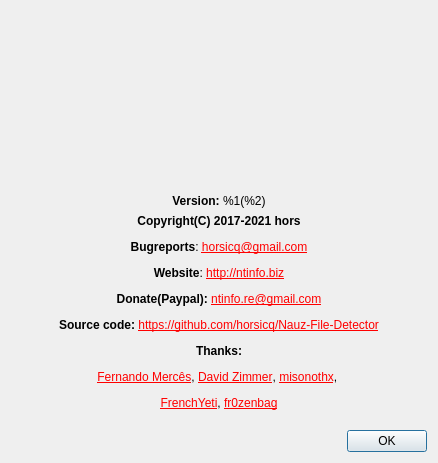
The window that gui_source/dialogabout.ui (horsicq/Nauz-File-Detector) describes before a commit, drawn with Qt 5.
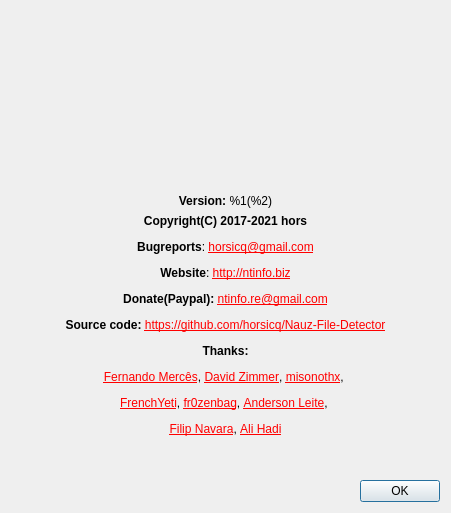
The same window after the commit. Icons and pictures are not drawn.

Patch:
```diff
--- a/gui_source/dialogabout.ui
+++ b/gui_source/dialogabout.ui
@@ -9,8 +9,8 @@
    <rect>
     <x>0</x>
     <y>0</y>
-    <width>438</width>
-    <height>463</height>
+    <width>451</width>
+    <height>513</height>
    </rect>
   </property>
   <property name="windowTitle">
@@ -94,7 +94,7 @@
    <item>
     <widget class="QLabel" name="labelInfo">
      <property name="text">
-      <string>&lt;html&gt;&lt;head/&gt;&lt;body&gt;&lt;p align=&quot;center&quot;&gt;&lt;span style=&quot; font-weight:600;&quot;&gt;Copyright(C) 2017-2021 hors&lt;/span&gt;&lt;/p&gt;&lt;p align=&quot;center&quot;&gt;&lt;span style=&quot; font-weight:600;&quot;&gt;Bugreports&lt;/span&gt;: &lt;a href=&quot;mailto:horsicq@gmail.com&quot;&gt;&lt;span style=&quot; text-decoration: underline; color:#ff0000;&quot;&gt;horsicq@gmail.com&lt;/span&gt;&lt;/a&gt;&lt;/p&gt;&lt;p align=&quot;center&quot;&gt;&lt;span style=&quot; font-weight:600;&quot;&gt;Website&lt;/span&gt;: &lt;a href=&quot;http://ntinfo.biz&quot;&gt;&lt;span style=&quot; text-decoration: underline; color:#ff0000;&quot;&gt;http://ntinfo.biz&lt;/span&gt;&lt;/a&gt;&lt;/p&gt;&lt;p align=&quot;center&quot;&gt;&lt;span style=&quot; font-weight:600;&quot;&gt;Donate(Paypal): &lt;/span&gt;&lt;a href=&quot;mailto:ntinfo.re@gmail.com&quot;&gt;&lt;span style=&quot; text-decoration: underline; color:#ff0000;&quot;&gt;ntinfo.re@gmail.com&lt;/span&gt;&lt;/a&gt;&lt;/p&gt;&lt;p align=&quot;center&quot;&gt;&lt;span style=&quot; font-weight:600;&quot;&gt;Source code: &lt;/span&gt;&lt;a href=&quot;https://github.com/horsicq/Nauz-File-Detector&quot;&gt;&lt;span style=&quot; text-decoration: underline; color:#ff0000;&quot;&gt;https://github.com/horsicq/Nauz-File-Detector&lt;/span&gt;&lt;/a&gt;&lt;/p&gt;&lt;p align=&quot;center&quot;&gt;&lt;span style=&quot; font-weight:600;&quot;&gt;Thanks:&lt;/span&gt;&lt;/p&gt;&lt;p align=&quot;center&quot;&gt;&lt;a href=&quot;https://www.mentebinaria.com.br/&quot;&gt;&lt;span style=&quot; text-decoration: underline; color:#ff0000;&quot;&gt;Fernando Mercês&lt;/span&gt;&lt;/a&gt;, &lt;a href=&quot;http://sandsprite.com/&quot;&gt;&lt;span style=&quot; text-decoration: underline; color:#ff0000;&quot;&gt;David Zimmer&lt;/span&gt;&lt;/a&gt;, &lt;a href=&quot;https://github.com/miso-xyz&quot;&gt;&lt;span style=&quot; text-decoration: underline; color:#ff0000;&quot;&gt;misonothx&lt;/span&gt;&lt;/a&gt;, &lt;/p&gt;&lt;p align=&quot;center&quot;&gt;&lt;a href=&quot;https://twitter.com/frenchyeti&quot;&gt;&lt;span style=&quot; text-decoration: underline; color:#ff0000;&quot;&gt;FrenchYeti&lt;/span&gt;&lt;/a&gt;, &lt;a href=&quot;https://github.com/fr0zenbag&quot;&gt;&lt;span style=&quot; text-decoration: underline; color:#ff0000;&quot;&gt;fr0zenbag&lt;/span&gt;&lt;/a&gt;&lt;/p&gt;&lt;/body&gt;&lt;/html&gt;</string>
+      <string>&lt;html&gt;&lt;head/&gt;&lt;body&gt;&lt;p align=&quot;center&quot;&gt;&lt;span style=&quot; font-weight:600;&quot;&gt;Copyright(C) 2017-2021 hors&lt;/span&gt;&lt;/p&gt;&lt;p align=&quot;center&quot;&gt;&lt;span style=&quot; font-weight:600;&quot;&gt;Bugreports&lt;/span&gt;: &lt;a href=&quot;mailto:horsicq@gmail.com&quot;&gt;&lt;span style=&quot; text-decoration: underline; color:#ff0000;&quot;&gt;horsicq@gmail.com&lt;/span&gt;&lt;/a&gt;&lt;/p&gt;&lt;p align=&quot;center&quot;&gt;&lt;span style=&quot; font-weight:600;&quot;&gt;Website&lt;/span&gt;: &lt;a href=&quot;http://ntinfo.biz&quot;&gt;&lt;span style=&quot; text-decoration: underline; color:#ff0000;&quot;&gt;http://ntinfo.biz&lt;/span&gt;&lt;/a&gt;&lt;/p&gt;&lt;p align=&quot;center&quot;&gt;&lt;span style=&quot; font-weight:600;&quot;&gt;Donate(Paypal): &lt;/span&gt;&lt;a href=&quot;mailto:ntinfo.re@gmail.com&quot;&gt;&lt;span style=&quot; text-decoration: underline; color:#ff0000;&quot;&gt;ntinfo.re@gmail.com&lt;/span&gt;&lt;/a&gt;&lt;/p&gt;&lt;p align=&quot;center&quot;&gt;&lt;span style=&quot; font-weight:600;&quot;&gt;Source code: &lt;/span&gt;&lt;a href=&quot;https://github.com/horsicq/Nauz-File-Detector&quot;&gt;&lt;span style=&quot; text-decoration: underline; color:#ff0000;&quot;&gt;https://github.com/horsicq/Nauz-File-Detector&lt;/span&gt;&lt;/a&gt;&lt;/p&gt;&lt;p align=&quot;center&quot;&gt;&lt;span style=&quot; font-weight:600;&quot;&gt;Thanks:&lt;/span&gt;&lt;/p&gt;&lt;p align=&quot;center&quot;&gt;&lt;a href=&quot;https://www.mentebinaria.com.br/&quot;&gt;&lt;span style=&quot; text-decoration: underline; color:#ff0000;&quot;&gt;Fernando Mercês&lt;/span&gt;&lt;/a&gt;, &lt;a href=&quot;http://sandsprite.com/&quot;&gt;&lt;span style=&quot; text-decoration: underline; color:#ff0000;&quot;&gt;David Zimmer&lt;/span&gt;&lt;/a&gt;, &lt;a href=&quot;https://github.com/miso-xyz&quot;&gt;&lt;span style=&quot; text-decoration: underline; color:#ff0000;&quot;&gt;misonothx&lt;/span&gt;&lt;/a&gt;, &lt;/p&gt;&lt;p align=&quot;center&quot;&gt;&lt;a href=&quot;https://twitter.com/frenchyeti&quot;&gt;&lt;span style=&quot; text-decoration: underline; color:#ff0000;&quot;&gt;FrenchYeti&lt;/span&gt;&lt;/a&gt;, &lt;a href=&quot;https://github.com/fr0zenbag&quot;&gt;&lt;span style=&quot; text-decoration: underline; color:#ff0000;&quot;&gt;fr0zenbag&lt;/span&gt;&lt;/a&gt;, &lt;a href=&quot;https://github.com/AandersonL&quot;&gt;&lt;span style=&quot; text-decoration: underline; color:#ff0000;&quot;&gt;Anderson Leite&lt;/span&gt;&lt;/a&gt;, &lt;/p&gt;&lt;p align=&quot;center&quot;&gt;&lt;a href=&quot;https://github.com/filipnavara&quot;&gt;&lt;span style=&quot; text-decoration: underline; color:#ff0000;&quot;&gt;Filip Navara&lt;/span&gt;&lt;/a&gt;, &lt;a href=&quot;https://www.ashemery.com/&quot;&gt;&lt;span style=&quot; text-decoration: underline; color:#ff0000;&quot;&gt;Ali Hadi&lt;/span&gt;&lt;/a&gt;&lt;/p&gt;&lt;/body&gt;&lt;/html&gt;</string>
      </property>
      <property name="openExternalLinks">
       <bool>true</bool>
```
